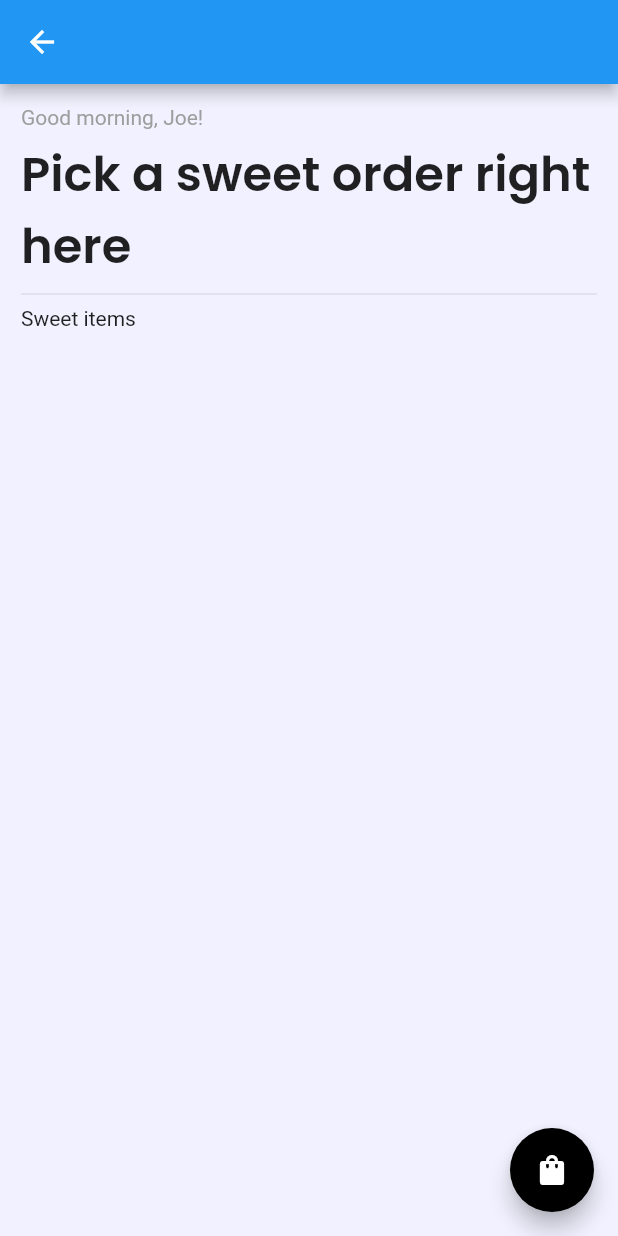
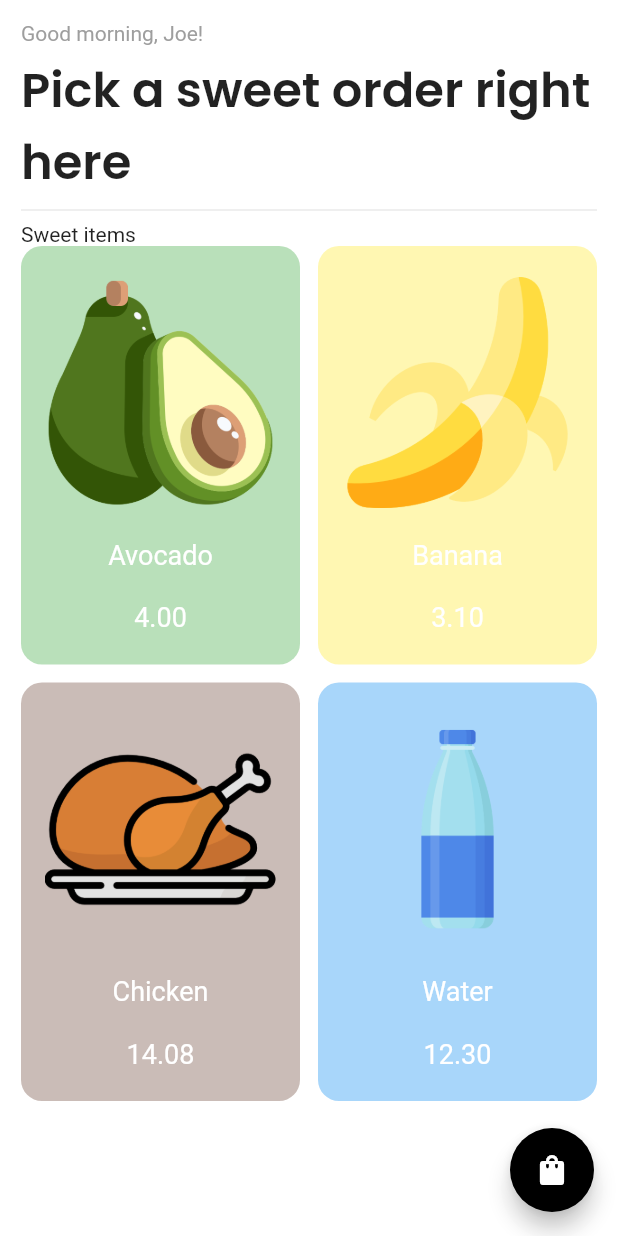
Before and after one commit to igitasjay/my_cart, a Flutter app: the screen it shows after launch, after a tap on "Continue", on a phone screen of 412 x 824 dp. Run offline on Flutter 3.47's test engine with Material 3 defaults, Android fonts, the phone set to English and light mode, and no system bars; our stand-ins replace google_fonts.

Commit message:
model set up, etc.

```diff
--- /dev/null
+++ b/lib/component/my.tile.dart
@@ -0,0 +1,40 @@
+import 'package:flutter/material.dart';
+
+class MyTile extends StatelessWidget {
+  final String name, imagePath, price;
+  final Color color;
+  const MyTile({
+    super.key,
+    required this.name,
+    required this.price,
+    required this.color,
+    required this.imagePath,
+  });
+
+  @override
+  Widget build(BuildContext context) {
+    return Container(
+      decoration: BoxDecoration(
+        color: color.withAlpha(100),
+        borderRadius: BorderRadius.circular(14),
+      ),
+      child: Column(
+        mainAxisAlignment: MainAxisAlignment.spaceEvenly,
+        children: [
+          Padding(
+            padding: const EdgeInsets.symmetric(horizontal: 16.0),
+            child: Image.asset(imagePath),
+          ),
+          Text(
+            name,
+            style: const TextStyle(fontSize: 18, color: Colors.white),
+          ),
+          Text(
+            price,
+            style: const TextStyle(fontSize: 18, color: Colors.white),
+          ),
+        ],
+      ),
+    );
+  }
+}
--- a/lib/main.dart
+++ b/lib/main.dart
@@ -1,5 +1,7 @@
 import 'package:flutter/material.dart';
+import 'package:my_cart/model/cart.model.dart';
 import 'package:my_cart/pages/intro.page.dart';
+import 'package:provider/provider.dart';
 
 void main() {
   runApp(const MyApp());
@@ -10,17 +12,13 @@ class MyApp extends StatelessWidget {
 
   @override
   Widget build(BuildContext context) {
-    return MaterialApp(
+    return ChangeNotifierProvider(
+      create: (_) => CartModel(),
+      child: MaterialApp(
         debugShowCheckedModeBanner: false,
         title: 'My Cart',
         theme: ThemeData(
-        scaffoldBackgroundColor: const Color(0xf0f0f0ff),
-        // appBarTheme: const AppBarTheme(
-        //   backgroundColor: Color(0xf0f0f0ff),
-        //   surfaceTintColor: Color(0xf0f0f0f0),
-        //   shadowColor: Color(0xf0f0f0f0),
-        //   elevation: 0,
-        // ),
+          scaffoldBackgroundColor: const Color(0xf0ffffff),
           filledButtonTheme: FilledButtonThemeData(
             style: FilledButton.styleFrom(
               padding: const EdgeInsets.symmetric(vertical: 16),
@@ -33,6 +31,7 @@ class MyApp extends StatelessWidget {
           useMaterial3: false,
         ),
         home: const IntroPage(),
+      ),
     );
   }
 }
--- /dev/null
+++ b/lib/model/cart.model.dart
@@ -0,0 +1,11 @@
+import 'package:flutter/material.dart';
+
+class CartModel extends ChangeNotifier {
+  final List _shopItems = [
+    ["Avocado", "4.00", "assets/avocado.png", Colors.green],
+    ["Banana", "3.10", "assets/banana.png", Colors.yellow],
+    ["Chicken", "14.08", "assets/chicken.png", Colors.brown],
+    ["Water", "12.30", "assets/water.png", Colors.blue],
+  ];
+  List get shopItems => _shopItems;
+}
--- a/lib/pages/home.page.dart
+++ b/lib/pages/home.page.dart
@@ -1,5 +1,8 @@
 import 'package:flutter/material.dart';
 import 'package:google_fonts/google_fonts.dart';
+import 'package:my_cart/component/my.tile.dart';
+import 'package:my_cart/model/cart.model.dart';
+import 'package:provider/provider.dart';
 
 class HomePage extends StatelessWidget {
   const HomePage({super.key});
@@ -7,7 +10,7 @@ class HomePage extends StatelessWidget {
   @override
   Widget build(BuildContext context) {
     return Scaffold(
-      appBar: AppBar(),
+      // appBar: AppBar(),
       floatingActionButton: FloatingActionButton(
         onPressed: () {},
         backgroundColor: Colors.black,
@@ -33,16 +36,29 @@ class HomePage extends StatelessWidget {
             const Divider(),
             const Text("Sweet items"),
             Expanded(
-              child: GridView.builder(
-                  itemCount: 4,
-                  gridDelegate: const SliverGridDelegateWithFixedCrossAxisCount(
-                      crossAxisCount: 2, childAspectRatio: 1 / 1.3),
-                  itemBuilder: (context, index) {
-                    return null;
-
-                    // return MyTile();
-                  }),
-            )
+              child: Consumer<CartModel>(
+                builder: (context, value, child) {
+                  return GridView.builder(
+                    itemCount: 4,
+                    gridDelegate:
+                        const SliverGridDelegateWithFixedCrossAxisCount(
+                      crossAxisCount: 2,
+                      childAspectRatio: 1 / 1.5,
+                      mainAxisSpacing: 12,
+                      crossAxisSpacing: 12,
+                    ),
+                    itemBuilder: (context, index) {
+                      return MyTile(
+                        name: value.shopItems[index][0],
+                        price: value.shopItems[index][1],
+                        imagePath: value.shopItems[index][2],
+                        color: value.shopItems[index][3],
+                      );
+                    },
+                  );
+                },
+              ),
+            ),
           ],
         ),
       ),
```
Lines whose indentation alone changed are shown as unchanged.
